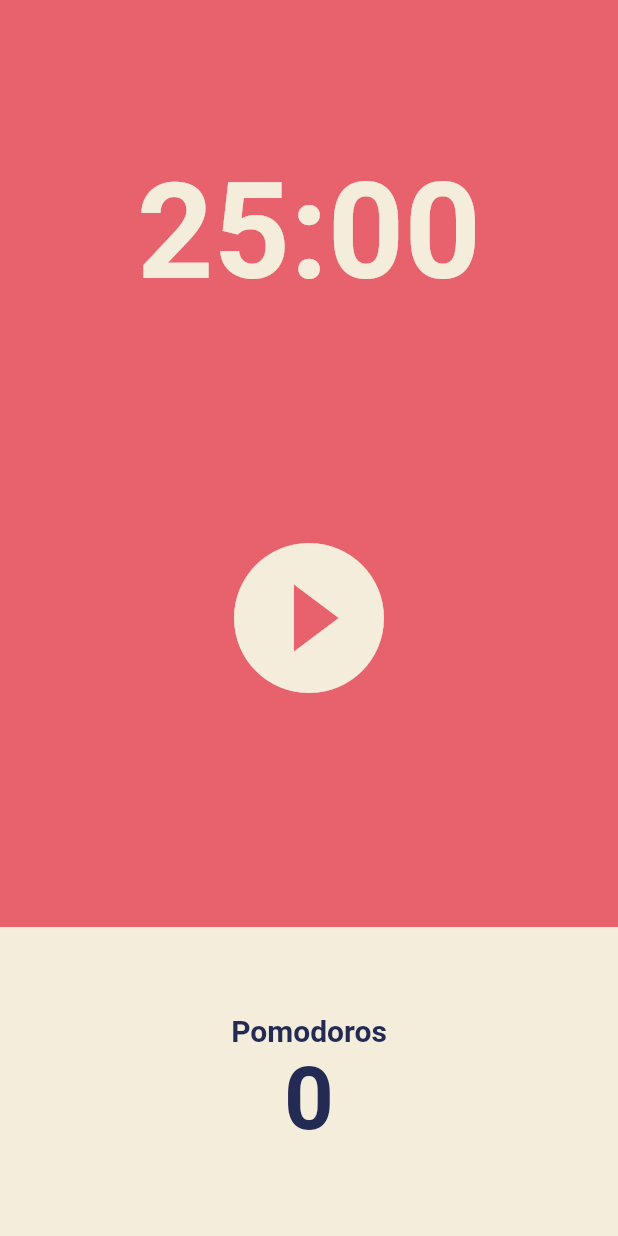
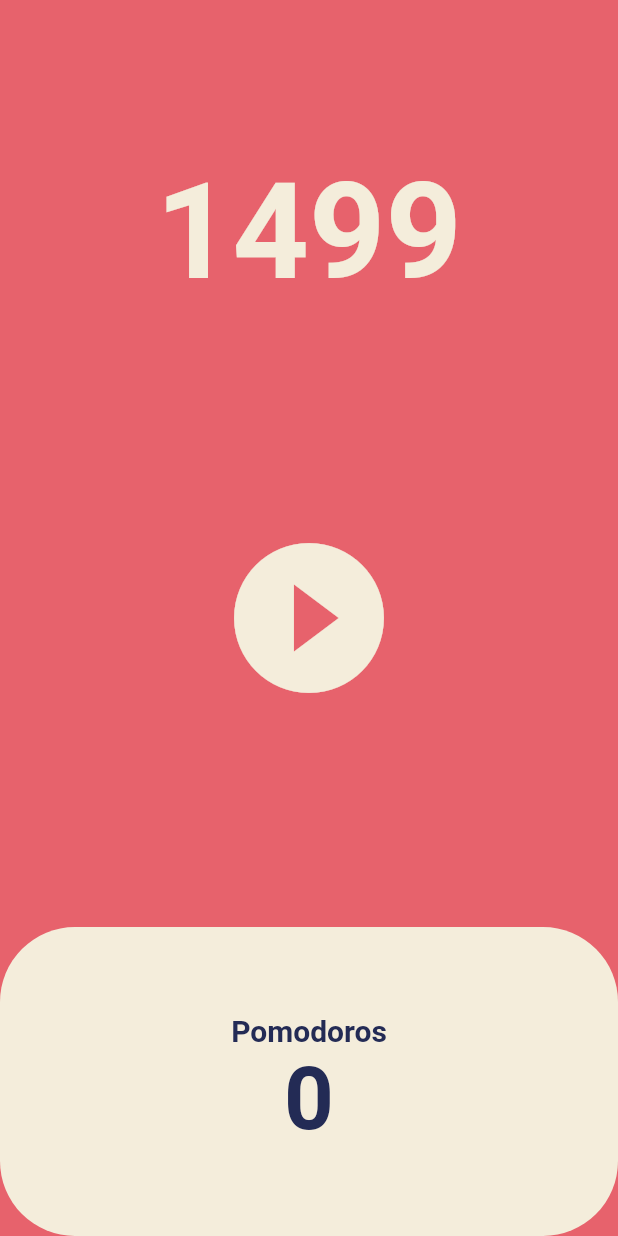
Before and after one commit to jihorobert/Flutter-WebtoonApp, a Flutter app: the screen it shows after launch, after a tap on the "play circle filled" icon, on a phone screen of 412 x 824 dp. Run offline on Flutter 3.47's test engine with Material 2 defaults, Android fonts, the phone set to English and light mode, and no system bars.

```diff
--- a/lib/screens/home_screen.dart
+++ b/lib/screens/home_screen.dart
@@ -1,4 +1,5 @@
 import 'package:flutter/material.dart';
+import 'dart:async';
 
 class HomeScreen extends StatefulWidget {
   const HomeScreen({super.key});
@@ -8,6 +9,26 @@ class HomeScreen extends StatefulWidget {
 }
 
 class _HomeScreenState extends State<HomeScreen> {
+  int totalSeconds = 1500;
+  late Timer timer;
+
+  void onTick(Timer timer) {
+    // 밑에 periodic은 인자로 Timer을 받아야하므로
+    setState(() {
+      totalSeconds -= 1;
+    });
+  }
+
+  void onStartPressed() {
+    /**
+     * Duration동안에 (timer) {} 의 함수가 실행됨.
+     */
+    timer = Timer.periodic(
+      const Duration(seconds: 1),
+      onTick, // 여기는 () 넣지않음. ()를 넣으면 바로 실행한다는 의미. Timer가 매초마다 괄호를 넣어서 실행해줌.
+    );
+  }
+
   @override
   Widget build(BuildContext context) {
     return Scaffold(
@@ -22,7 +43,7 @@ class _HomeScreenState extends State<HomeScreen> {
             child: Container(
               alignment: Alignment.bottomCenter,
               child: Text(
-                "25:00",
+                "$totalSeconds",
                 style: TextStyle(
                   color: Theme.of(context).cardColor,
                   fontSize: 89,
@@ -37,7 +58,7 @@ class _HomeScreenState extends State<HomeScreen> {
               child: IconButton(
                 iconSize: 120,
                 color: Theme.of(context).cardColor,
-                onPressed: () {},
+                onPressed: onStartPressed,
                 icon: const Icon(
                   Icons.play_circle_fill_outlined,
                 ),
@@ -51,7 +72,10 @@ class _HomeScreenState extends State<HomeScreen> {
                 Expanded(
                   // 맨밑의 container 맨 오른쪽까지 expand 시켜줌
                   child: Container(
-                    color: Theme.of(context).cardColor,
+                    decoration: BoxDecoration(
+                      color: Theme.of(context).cardColor,
+                      borderRadius: BorderRadius.circular(50),
+                    ),
                     child: Column(
                       mainAxisAlignment: MainAxisAlignment.center,
                       children: [
```
Also changed, not shown: 1 other file.
